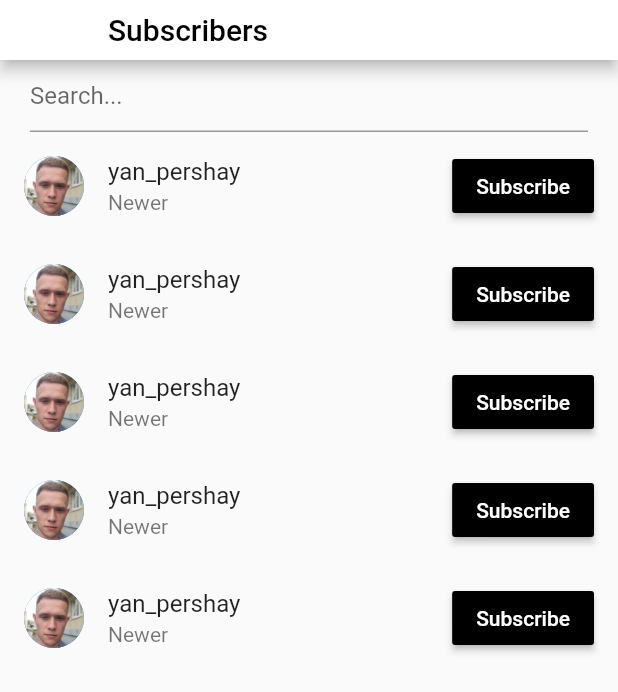
After one commit to YanPershay/SportHub, a Flutter app: the SubscribersWidget screen opened directly, on a phone screen of 412 x 824 dp. The commit adds this screen. Shown: the top 692 px of the screen. Run offline on Flutter 3.47's test engine with Material 2 defaults, Android fonts, the phone set to English and light mode, and no system bars.

Commit message:
friends page

```diff
--- a/SportHub_client/lib/bottom_nav_screen.dart
+++ b/SportHub_client/lib/bottom_nav_screen.dart
@@ -1,4 +1,5 @@
 import 'package:SportHub_client/pages/feed_page.dart';
+import 'package:SportHub_client/pages/friends/friends_page.dart';
 import 'package:flutter/material.dart';
 
 class BottomNavScreen extends StatefulWidget {
@@ -21,7 +22,7 @@ class BottomNavScreenState extends State<BottomNavScreen> {
   ];
   var pages = [
     FeedPage(),
-    Text('Friends'),
+    FriendsPage(),
     Text('New'),
     Text('Trains'),
     Text('Profile')
--- /dev/null
+++ b/SportHub_client/lib/pages/friends/friends_page.dart
@@ -0,0 +1,34 @@
+import 'package:SportHub_client/pages/friends/subscribers_widget.dart';
+import 'package:flutter/material.dart';
+
+class FriendsPage extends StatefulWidget {
+  @override
+  FriendsPageState createState() => FriendsPageState();
+}
+
+class FriendsPageState extends State<FriendsPage> {
+  PageController controller = PageController(
+    initialPage: 0,
+  );
+
+  @override
+  void dispose() {
+    controller.dispose();
+    super.dispose();
+  }
+
+  @override
+  Widget build(BuildContext context) {
+    return PageView(
+      controller: controller,
+      children: <Widget>[
+        SubscribersWidget(
+          title: "Subscribers",
+        ),
+        SubscribersWidget(
+          title: "Subscribes",
+        ),
+      ],
+    );
+  }
+}
--- /dev/null
+++ b/SportHub_client/lib/pages/friends/subscribers_widget.dart
@@ -0,0 +1,62 @@
+import 'package:SportHub_client/pages/friends/user.dart';
+import 'package:flutter/material.dart';
+
+class SubscribersWidget extends StatefulWidget {
+  SubscribersWidget({Key key, this.title}) : super(key: key);
+
+  final String title;
+
+  @override
+  SubscribersWidgetState createState() => new SubscribersWidgetState();
+}
+
+class SubscribersWidgetState extends State<SubscribersWidget> {
+  User user =
+      new User(0, "About me", "yan_pershay", "Newer", "assets/profile.jpg");
+
+  @override
+  Widget build(BuildContext context) {
+    return new Scaffold(
+      appBar: new AppBar(
+        toolbarHeight: 40,
+        backgroundColor: Colors.white,
+        title: new Text(
+          widget.title,
+          style: TextStyle(color: Colors.black),
+        ),
+      ),
+      body: Column(children: <Widget>[
+        Padding(
+          padding: const EdgeInsets.only(
+            left: 20,
+            right: 20,
+          ),
+          child: TextFormField(
+            decoration: InputDecoration(hintText: "Search..."),
+          ),
+        ),
+        Expanded(
+            child: ListView.builder(
+          itemCount: 5,
+          itemBuilder: (BuildContext context, int index) {
+            return ListTile(
+              leading: CircleAvatar(
+                backgroundImage: AssetImage(user.picture),
+              ),
+              title: Text(user.name),
+              subtitle: Text(user.level),
+              trailing: RaisedButton(
+                color: Colors.black,
+                child: Text(
+                  'Subscribe',
+                  style: TextStyle(color: Colors.white),
+                ),
+                onPressed: () => {},
+              ),
+            );
+          },
+        ))
+      ]),
+    );
+  }
+}
--- /dev/null
+++ b/SportHub_client/lib/pages/friends/user.dart
@@ -0,0 +1,9 @@
+class User {
+  final int index;
+  final String about;
+  final String name;
+  final String level;
+  final String picture;
+
+  User(this.index, this.about, this.name, this.level, this.picture);
+}
```
